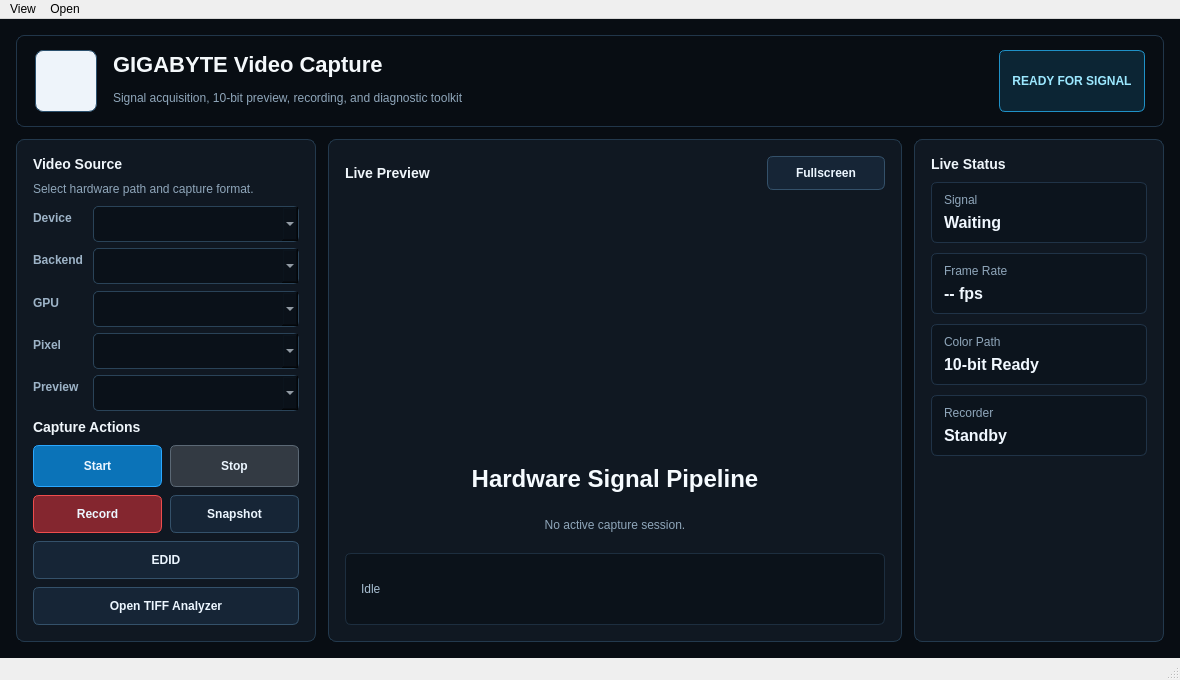
First picture: the form in apps/qt6_viewer/mainwindow.ui, repository MarquezLin/Gcapture_qt6_srcroot, before the edit.
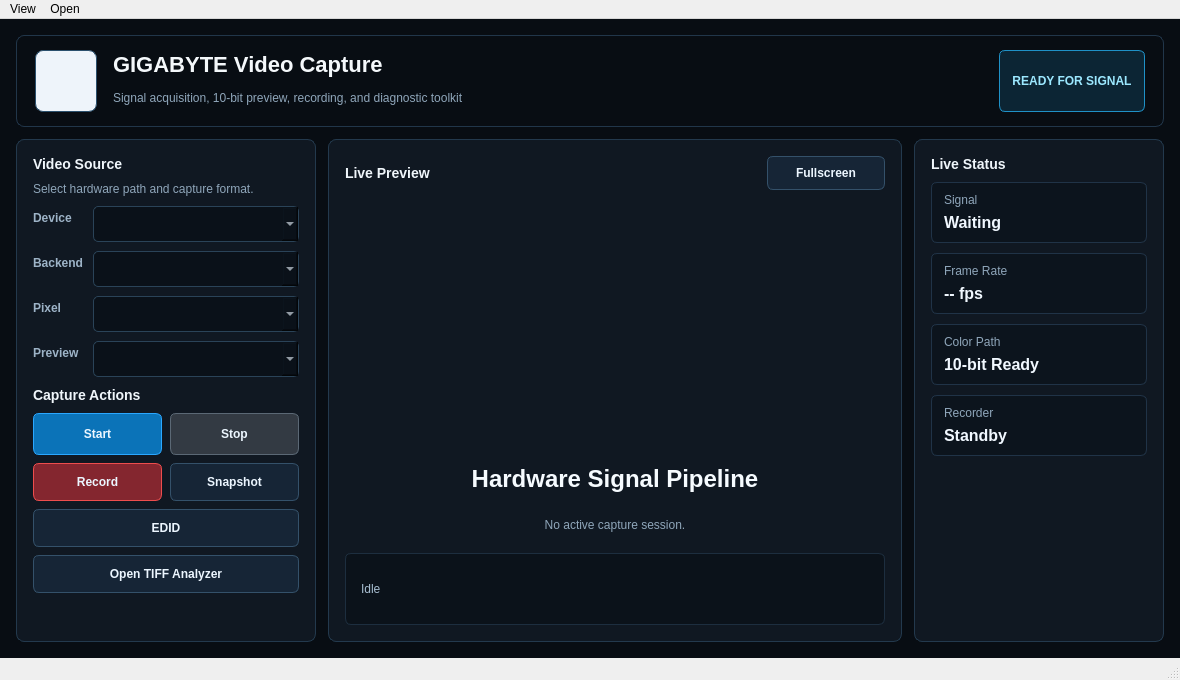
Second picture: the form after the edit. Icons and pictures are not drawn.

Patch:
```diff
--- a/apps/qt6_viewer/mainwindow.ui
+++ b/apps/qt6_viewer/mainwindow.ui
@@ -92,7 +92,6 @@
 
 QLabel#labelDevice,
 QLabel#labelBackend,
-QLabel#labelGpu,
 QLabel#labelPixelFormat,
 QLabel#labelBitDepth {
     color: #9db3c7;
@@ -394,33 +393,23 @@
             <widget class="QComboBox" name="comboBackend"/>
            </item>
            <item row="2" column="0">
-            <widget class="QLabel" name="labelGpu">
-             <property name="text">
-              <string>GPU</string>
-             </property>
-            </widget>
-           </item>
-           <item row="2" column="1">
-            <widget class="QComboBox" name="comboGpu"/>
-           </item>
-           <item row="3" column="0">
             <widget class="QLabel" name="labelPixelFormat">
              <property name="text">
               <string>Pixel</string>
              </property>
             </widget>
            </item>
-           <item row="3" column="1">
+           <item row="2" column="1">
             <widget class="QComboBox" name="comboPixelFormat"/>
            </item>
-           <item row="4" column="0">
+           <item row="3" column="0">
             <widget class="QLabel" name="labelBitDepth">
              <property name="text">
               <string>Preview</string>
              </property>
             </widget>
            </item>
-           <item row="4" column="1">
+           <item row="3" column="1">
             <widget class="QComboBox" name="comboPreviewBitDepth">
              <property name="enabled">
               <bool>true</bool>
```
